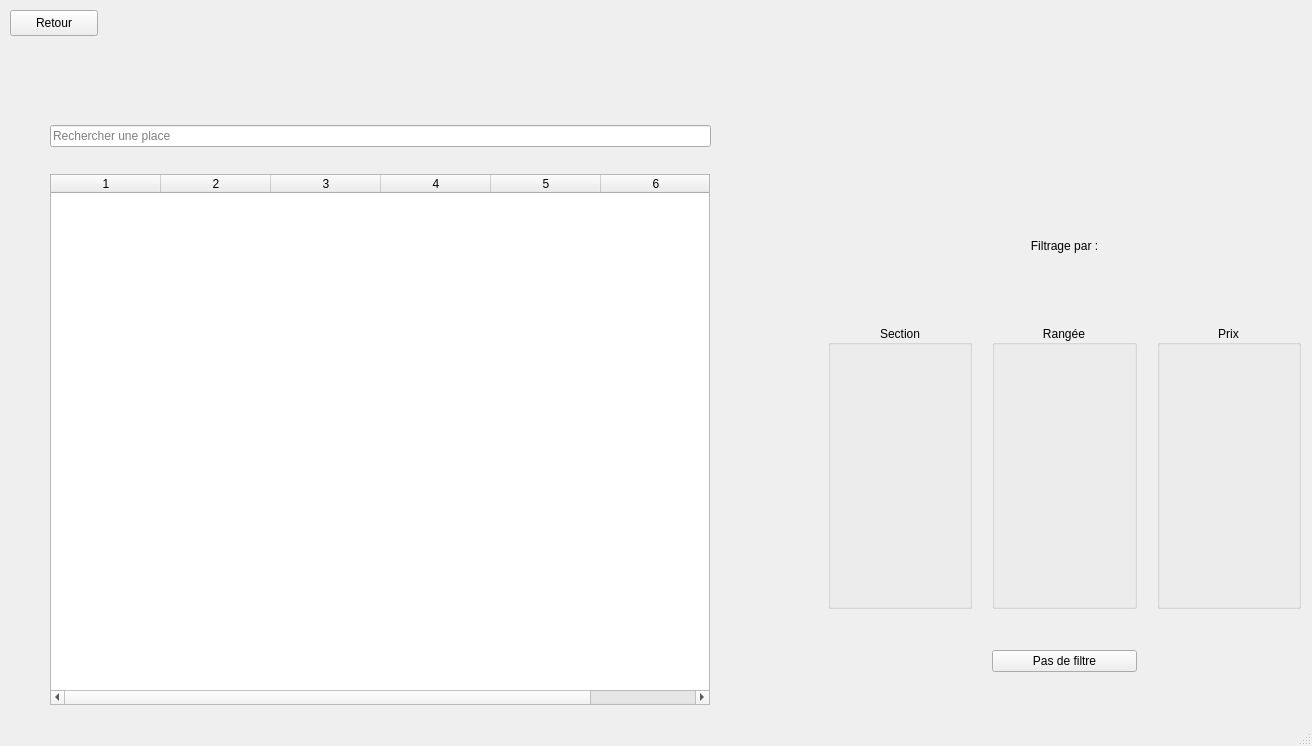
First picture: the form in clientwindow.ui, repository Chris-Manuelpipo/ModelePublication, before the edit.
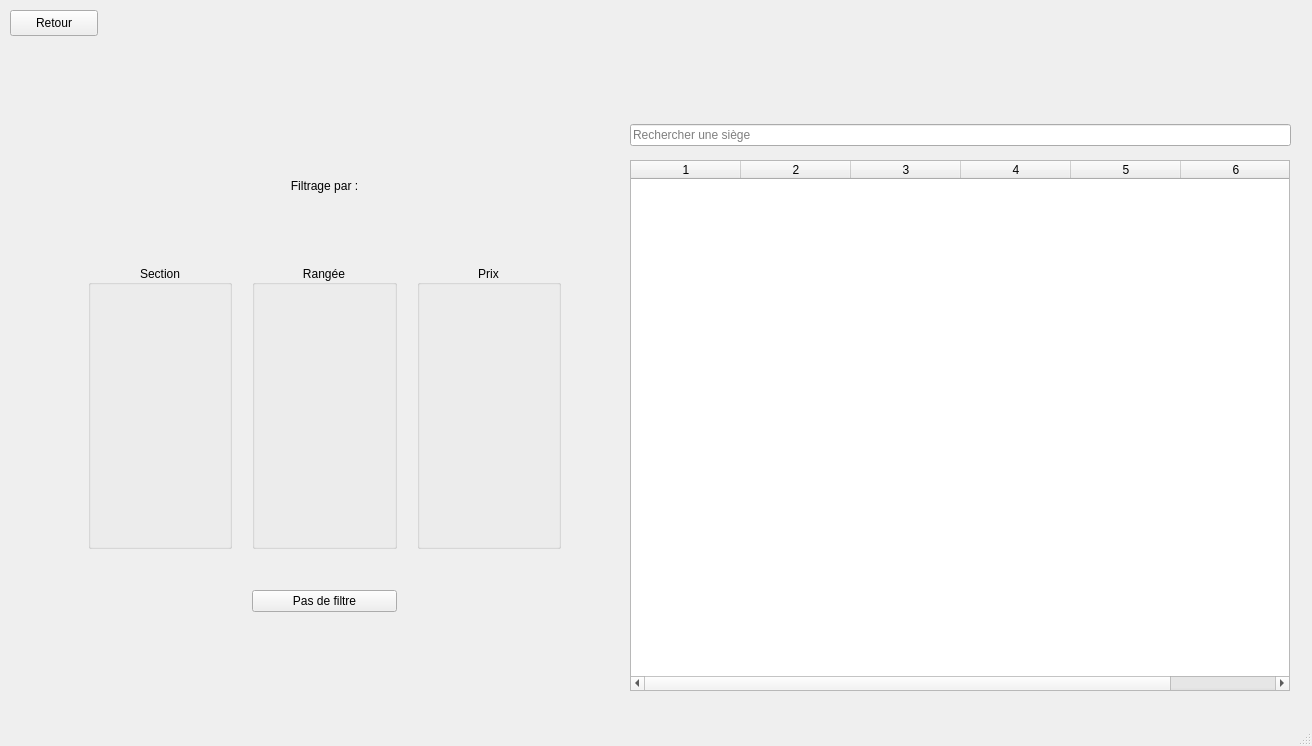
Second picture: the form after the edit. Icons and pictures are not drawn.

Patch:
```diff
--- a/clientwindow.ui
+++ b/clientwindow.ui
@@ -20,8 +20,8 @@
     </property>
     <property name="geometry">
      <rect>
-      <x>50</x>
-      <y>174</y>
+      <x>630</x>
+      <y>160</y>
       <width>660</width>
       <height>531</height>
      </rect>
@@ -112,11 +112,11 @@
      <string>Retour</string>
     </property>
    </widget>
-   <widget class="QWidget" name="">
+   <widget class="QWidget" name="layoutWidget">
     <property name="geometry">
      <rect>
-      <x>50</x>
-      <y>111</y>
+      <x>630</x>
+      <y>110</y>
       <width>661</width>
       <height>51</height>
      </rect>
@@ -128,17 +128,17 @@
      <item row="0" column="0">
       <widget class="QLineEdit" name="inputRecherche_3">
        <property name="placeholderText">
-        <string>Rechercher une place</string>
+        <string>Rechercher une siège</string>
        </property>
       </widget>
      </item>
     </layout>
    </widget>
-   <widget class="QWidget" name="">
+   <widget class="QWidget" name="layoutWidget_2">
     <property name="geometry">
      <rect>
-      <x>820</x>
-      <y>190</y>
+      <x>80</x>
+      <y>130</y>
       <width>481</width>
       <height>491</height>
      </rect>
```
Left out of the diff: 4 changed lines with no effect on the pictures.
